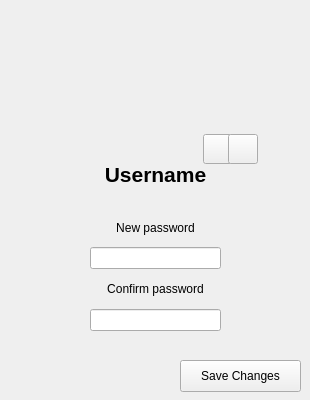
Old version of the form client/account.ui in the repository SimoneDutto/CollaborativeEditor.
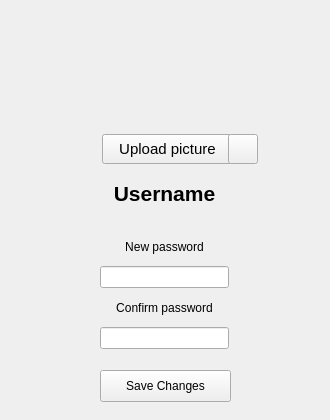
New version of the form. Icons and pictures are not drawn.

Patch:
```diff
--- a/client/account.ui
+++ b/client/account.ui
@@ -6,19 +6,24 @@
    <rect>
     <x>0</x>
     <y>0</y>
-    <width>310</width>
-    <height>400</height>
+    <width>330</width>
+    <height>420</height>
    </rect>
   </property>
+  <property name="font">
+   <font>
+    <family>Microsoft Sans Serif</family>
+   </font>
+  </property>
   <property name="windowTitle">
    <string>Form</string>
   </property>
   <widget class="QPushButton" name="pushButton">
    <property name="geometry">
     <rect>
-     <x>180</x>
-     <y>360</y>
-     <width>121</width>
+     <x>100</x>
+     <y>370</y>
+     <width>131</width>
      <height>32</height>
     </rect>
    </property>
@@ -29,82 +34,13 @@
   <widget class="QWidget" name="verticalLayoutWidget_2">
    <property name="geometry">
     <rect>
-     <x>90</x>
-     <y>160</y>
+     <x>80</x>
+     <y>180</y>
      <width>131</width>
      <height>171</height>
     </rect>
    </property>
-   <layout class="QVBoxLayout" name="verticalLayout_6">
-    <item>
-     <layout class="QVBoxLayout" name="verticalLayout_5">
-      <item>
-       <widget class="QLabel" name="username">
-        <property name="font">
-         <font>
-          <pointsize>16</pointsize>
-          <weight>75</weight>
-          <bold>true</bold>
-         </font>
-        </property>
-        <property name="text">
-         <string>Username</string>
-        </property>
-        <property name="alignment">
-         <set>Qt::AlignCenter</set>
-        </property>
-       </widget>
-      </item>
-      <item>
-       <spacer name="horizontalSpacer_2">
-        <property name="orientation">
-         <enum>Qt::Horizontal</enum>
-        </property>
-        <property name="sizeHint" stdset="0">
-         <size>
-          <width>40</width>
-          <height>20</height>
-         </size>
-        </property>
-       </spacer>
-      </item>
-      <item>
-       <widget class="QLabel" name="label_5">
-        <property name="text">
-         <string>New password</string>
-        </property>
-        <property name="alignment">
-         <set>Qt::AlignCenter</set>
-        </property>
-       </widget>
-      </item>
-      <item>
-       <widget class="QLineEdit" name="lineEdit">
-        <property name="echoMode">
-         <enum>QLineEdit::Password</enum>
-        </property>
-       </widget>
-      </item>
-      <item>
-       <widget class="QLabel" name="label_6">
-        <property name="text">
-         <string>Confirm password</string>
-        </property>
-        <property name="alignment">
-         <set>Qt::AlignCenter</set>
-        </property>
-       </widget>
-      </item>
-      <item>
-       <widget class="QLineEdit" name="lineEdit_1">
-        <property name="echoMode">
-         <enum>QLineEdit::Password</enum>
-        </property>
-       </widget>
-      </item>
-     </layout>
-    </item>
-   </layout>
+   <layout class="QVBoxLayout" name="verticalLayout_6"/>
   </widget>
   <widget class="QLabel" name="userImage">
    <property name="geometry">
@@ -117,6 +53,7 @@
    </property>
    <property name="font">
     <font>
+     <family>Microsoft Sans Serif</family>
      <pointsize>30</pointsize>
      <weight>75</weight>
      <bold>true</bold>
@@ -138,17 +75,23 @@
    </property>
    <property name="geometry">
     <rect>
-     <x>203</x>
+     <x>102</x>
      <y>134</y>
-     <width>30</width>
+     <width>131</width>
      <height>30</height>
     </rect>
    </property>
+   <property name="font">
+    <font>
+     <family>Microsoft Sans Serif</family>
+     <pointsize>11</pointsize>
+    </font>
+   </property>
    <property name="mouseTracking">
     <bool>true</bool>
    </property>
    <property name="text">
-    <string/>
+    <string>Upload picture</string>
    </property>
   </widget>
   <widget class="QPushButton" name="discardImage">
@@ -170,6 +113,93 @@
     <string/>
    </property>
   </widget>
+  <widget class="QWidget" name="">
+   <property name="geometry">
+    <rect>
+     <x>100</x>
+     <y>180</y>
+     <width>129</width>
+     <height>169</height>
+    </rect>
+   </property>
+   <layout class="QVBoxLayout" name="verticalLayout_5">
+    <item>
+     <widget class="QLabel" name="username">
+      <property name="font">
+       <font>
+        <family>Microsoft Sans Serif</family>
+        <pointsize>16</pointsize>
+        <weight>75</weight>
+        <bold>true</bold>
+       </font>
+      </property>
+      <property name="text">
+       <string>Username</string>
+      </property>
+      <property name="alignment">
+       <set>Qt::AlignCenter</set>
+      </property>
+     </widget>
+    </item>
+    <item>
+     <spacer name="horizontalSpacer_2">
+      <property name="orientation">
+       <enum>Qt::Horizontal</enum>
+      </property>
+      <property name="sizeHint" stdset="0">
+       <size>
+        <width>40</width>
+        <height>20</height>
+       </size>
+      </property>
+     </spacer>
+    </item>
+    <item>
+     <widget class="QLabel" name="label_5">
+      <property name="font">
+       <font>
+        <family>Microsoft Sans Serif</family>
+       </font>
+      </property>
+      <property name="text">
+       <string>New password</string>
+      </property>
+      <property name="alignment">
+       <set>Qt::AlignCenter</set>
+      </property>
+     </widget>
+    </item>
+    <item>
+     <widget class="QLineEdit" name="lineEdit">
+      <property name="echoMode">
+       <enum>QLineEdit::Password</enum>
+      </property>
+     </widget>
+    </item>
+    <item>
+     <widget class="QLabel" name="label_6">
+      <property name="font">
+       <font>
+        <family>Microsoft Sans Serif</family>
+       </font>
+      </property>
+      <property name="text">
+       <string>Confirm password</string>
+      </property>
+      <property name="alignment">
+       <set>Qt::AlignCenter</set>
+      </property>
+     </widget>
+    </item>
+    <item>
+     <widget class="QLineEdit" name="lineEdit_1">
+      <property name="echoMode">
+       <enum>QLineEdit::Password</enum>
+      </property>
+     </widget>
+    </item>
+   </layout>
+  </widget>
  </widget>
  <resources>
   <include location="resource.qrc"/>
```
Left out of the diff: 6 changed lines with no effect on the pictures.
